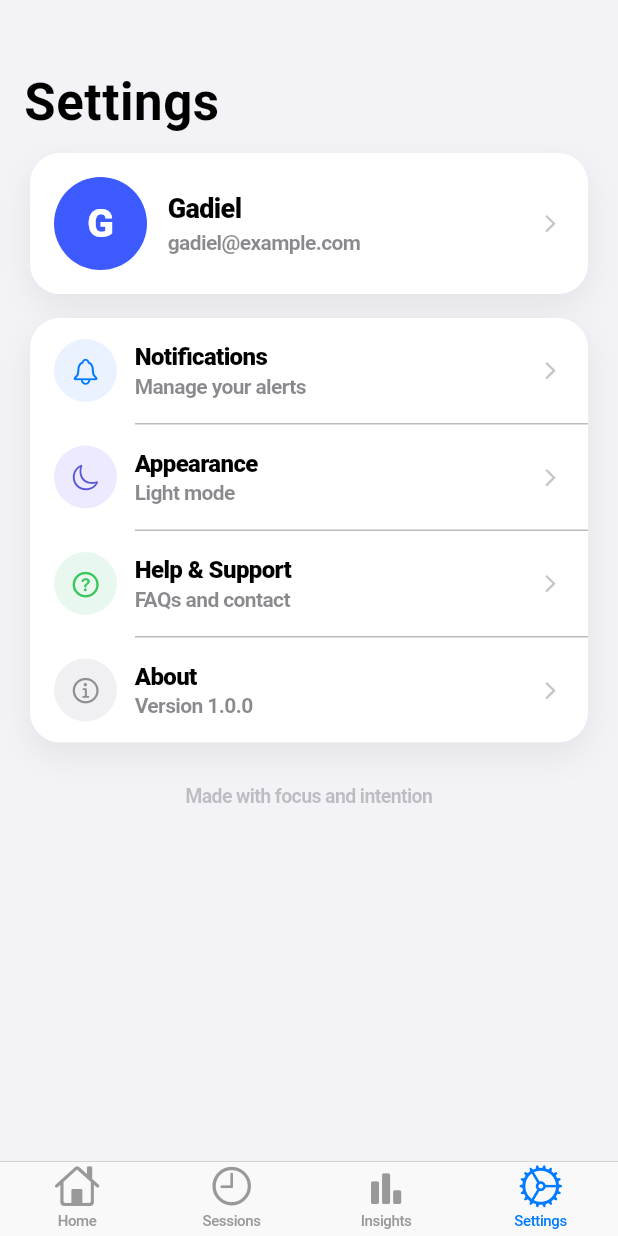
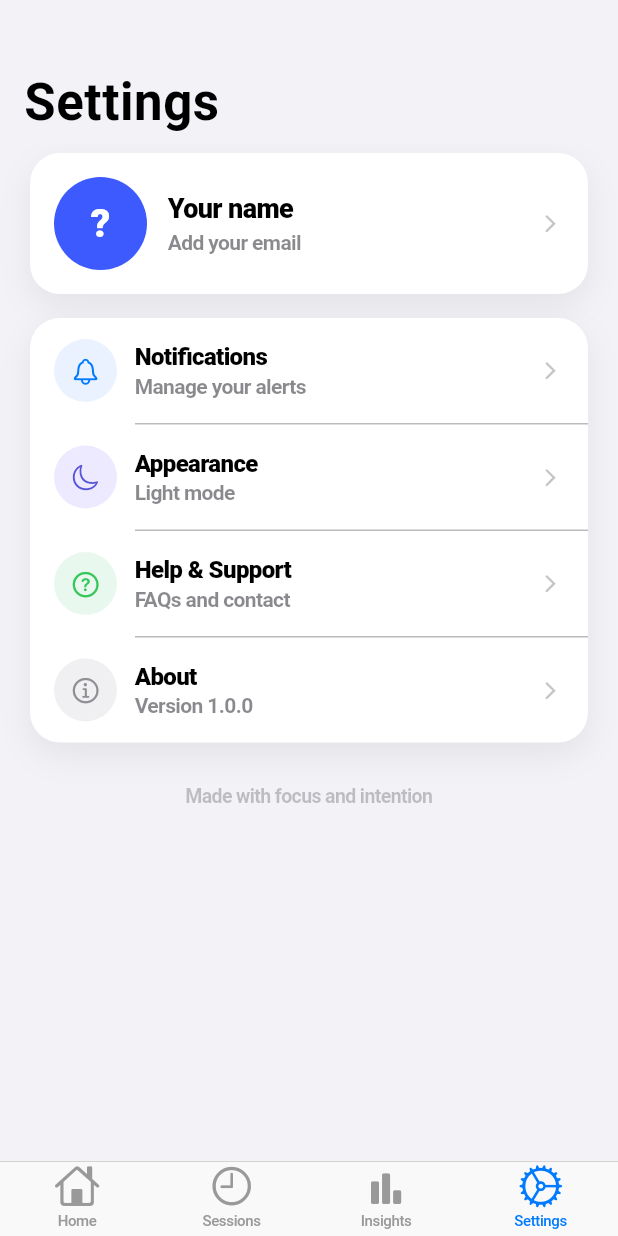
Before and after one commit to GadielPugh/deep_work_app, a Flutter app: the screen it shows after launch, item 4 of the bottom bar chosen, on a phone screen of 412 x 824 dp. Run offline on Flutter 3.47's test engine with Material 3 defaults, Android fonts, the phone set to English and light mode, and no system bars; our stand-ins replace shared_preferences, sqflite; accounts and stored records are empty.

Commit message:
Correction of Mistakes

```diff
--- a/lib/state/insights_page_state.dart
+++ b/lib/state/insights_page_state.dart
@@ -79,9 +79,10 @@ class InsightsPageState extends ChangeNotifier {
     final weeklyMaxY = ((maxY / 40).ceil() * 40).clamp(40, 200);
 
     // Focus by type
+    // Focus by type (all-time)
     final byType = <SessionType, int>{};
     for (final t in SessionType.values) byType[t] = 0;
-    for (final s in weekSessions) {
+    for (final s in sessions) {
       byType[s.sessionType] = (byType[s.sessionType] ?? 0) + 1;
     }
     final colors = {
--- /dev/null
+++ b/lib/state/user_state.dart
@@ -0,0 +1,44 @@
+import 'package:flutter/foundation.dart';
+import 'package:shared_preferences/shared_preferences.dart';
+
+/// Simple user profile state (name + email) persisted locally.
+class UserState extends ChangeNotifier {
+  UserState._();
+
+  static final UserState instance = UserState._();
+
+  static const _keyName = 'user_name';
+  static const _keyEmail = 'user_email';
+
+  String _name = '';
+  String _email = '';
+
+  String get name => _name;
+  String get email => _email;
+
+  String get initial =>
+      _name.isNotEmpty ? _name[0].toUpperCase() : '?';
+
+  bool get hasProfile => _name.isNotEmpty && _email.isNotEmpty;
+
+  Future<void> load() async {
+    final prefs = await SharedPreferences.getInstance();
+    _name = prefs.getString(_keyName) ?? '';
+    _email = prefs.getString(_keyEmail) ?? '';
+    notifyListeners();
+  }
+
+  Future<void> saveProfile({
+    required String name,
+    required String email,
+  }) async {
+    _name = name.trim();
+    _email = email.trim();
+
+    final prefs = await SharedPreferences.getInstance();
+    await prefs.setString(_keyName, _name);
+    await prefs.setString(_keyEmail, _email);
+
+    notifyListeners();
+  }
+}
--- a/lib/ui/4_settings/settingsTab.dart
+++ b/lib/ui/4_settings/settingsTab.dart
@@ -1,10 +1,43 @@
 import 'package:flutter/cupertino.dart';
+import 'package:deep_work/state/user_state.dart';
+import 'package:deep_work/ui/register/register_page.dart';
 
-class SettingsTab extends StatelessWidget {
+class SettingsTab extends StatefulWidget {
   const SettingsTab({super.key});
 
   @override
+  State<SettingsTab> createState() => _SettingsTabState();
+}
+
+class _SettingsTabState extends State<SettingsTab> {
+  final _user = UserState.instance;
+
+  @override
+  void initState() {
+    super.initState();
+    _user.addListener(_onUserChanged);
+  }
+
+  @override
+  void dispose() {
+    _user.removeListener(_onUserChanged);
+    super.dispose();
+  }
+
+  void _onUserChanged() => setState(() {});
+
+  void _openProfileEditor(BuildContext context) {
+    Navigator.of(context).push(
+      CupertinoPageRoute(builder: (_) => const RegisterPage()),
+    );
+  }
+
+  @override
   Widget build(BuildContext context) {
+    final initial = _user.initial;
+    final name = _user.name.isEmpty ? 'Your name' : _user.name;
+    final email = _user.email.isEmpty ? 'Add your email' : _user.email;
+
     return CupertinoPageScaffold(
       backgroundColor: CupertinoColors.systemGroupedBackground,
       child: CustomScrollView(
@@ -17,11 +50,12 @@ class SettingsTab extends StatelessWidget {
             padding: const EdgeInsets.fromLTRB(20, 6, 20, 28),
             sliver: SliverList(
               delegate: SliverChildListDelegate(
-                const [
+                [
                   _ProfileCard(
-                    initial: 'G',
-                    name: 'Gadiel',
-                    email: 'gadiel@example.com',
+                    initial: initial,
+                    name: name,
+                    email: email,
+                    onTap: _openProfileEditor,
                   ),
                   SizedBox(height: 16),
                   _SettingsGroupCard(
@@ -57,7 +91,7 @@ class SettingsTab extends StatelessWidget {
                     ],
                   ),
                   SizedBox(height: 28),
-                  Center(
+                  const Center(
                     child: Text(
                       'Made with focus and intention',
                       style: TextStyle(
@@ -108,15 +142,20 @@ class _ProfileCard extends StatelessWidget {
     required this.initial,
     required this.name,
     required this.email,
+    required this.onTap,
   });
 
   final String initial;
   final String name;
   final String email;
+  final void Function(BuildContext context) onTap;
 
   @override
   Widget build(BuildContext context) {
-    return _Card(
+    return CupertinoButton(
+      padding: EdgeInsets.zero,
+      onPressed: () => onTap(context),
+      child: _Card(
         padding: const EdgeInsets.all(16),
         child: Row(
           children: [
@@ -168,6 +207,7 @@ class _ProfileCard extends StatelessWidget {
               color: CupertinoColors.tertiaryLabel,
             ),
           ],
+        ),
       ),
     );
   }
--- a/pubspec.yaml
+++ b/pubspec.yaml
@@ -32,6 +32,8 @@ dependencies:
     sdk: flutter
 
   cupertino_icons: ^1.0.8
+
+  shared_preferences: ^2.3.2
 
   sqflite: ^2.3.2
   path_provider: ^2.1.2
```
Also changed, not shown: lib/main.dart (+18 -12 lines), lib/ui/3_insights/insightsTab.dart (+12 -2 lines), lib/ui/register/register_page.dart (added, +100 -0 lines), pubspec.lock, 3 other files. Lines whose indentation alone changed are shown as unchanged.
